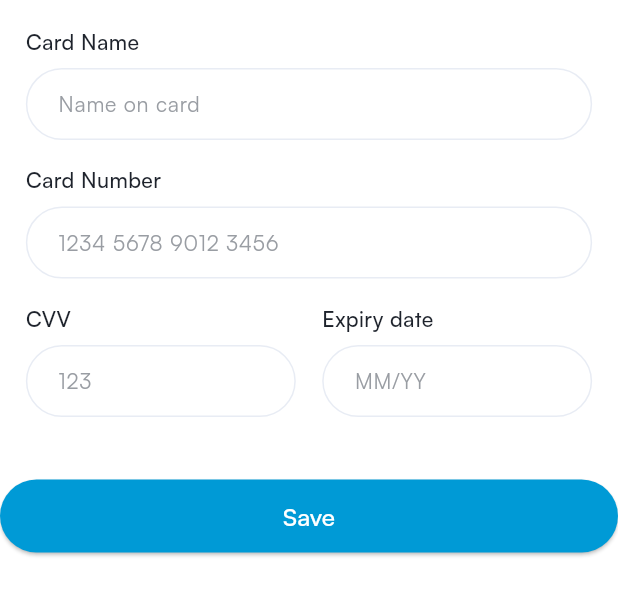
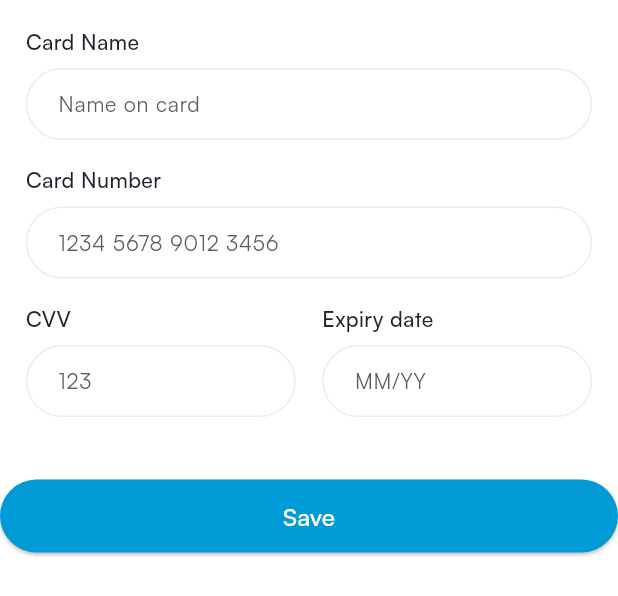
Before and after one commit to Jossyboydgenius/BetterBreaks, a Flutter app: the CardForm widget shown alone on an empty page, opened directly with empty values, on a phone screen of 412 x 824 dp. Shown: the top 596 px of the screen. Run offline on Flutter 3.47's test engine with Material 3 defaults, Android fonts, the light colour scheme and no system bars; our stand-ins replace bot_toast, connectivity_plus, dots_indicator, fl_chart, flutter_dotenv, flutter_screenutil and 4 more; missing offline and left inert: easy_pie_chart; project files that could hold a hidden picture were left out.

Commit message:
Update CardForm widget styles for improved UI. Changed hint text color from grey500 to grey600 and adjusted fill color opacity to 0.4 for a more modern appearance.

```diff
--- a/lib/ui/views/payment_method/widgets/card_form.dart
+++ b/lib/ui/views/payment_method/widgets/card_form.dart
@@ -209,10 +209,10 @@ class _CardFormState extends State<CardForm> {
         hintStyle: AppTextStyle.satoshi(
           fontSize: 14.sp,
           fontWeight: FontWeight.w400,
-          color: AppColors.grey500,
+          color: AppColors.grey600,
         ),
         filled: true,
-        fillColor: Colors.white,
+        fillColor: Colors.white.withOpacity(0.4),
         contentPadding: EdgeInsets.symmetric(horizontal: 16.w, vertical: 12.h),
         border: OutlineInputBorder(
           borderRadius: BorderRadius.circular(24.r),
```
